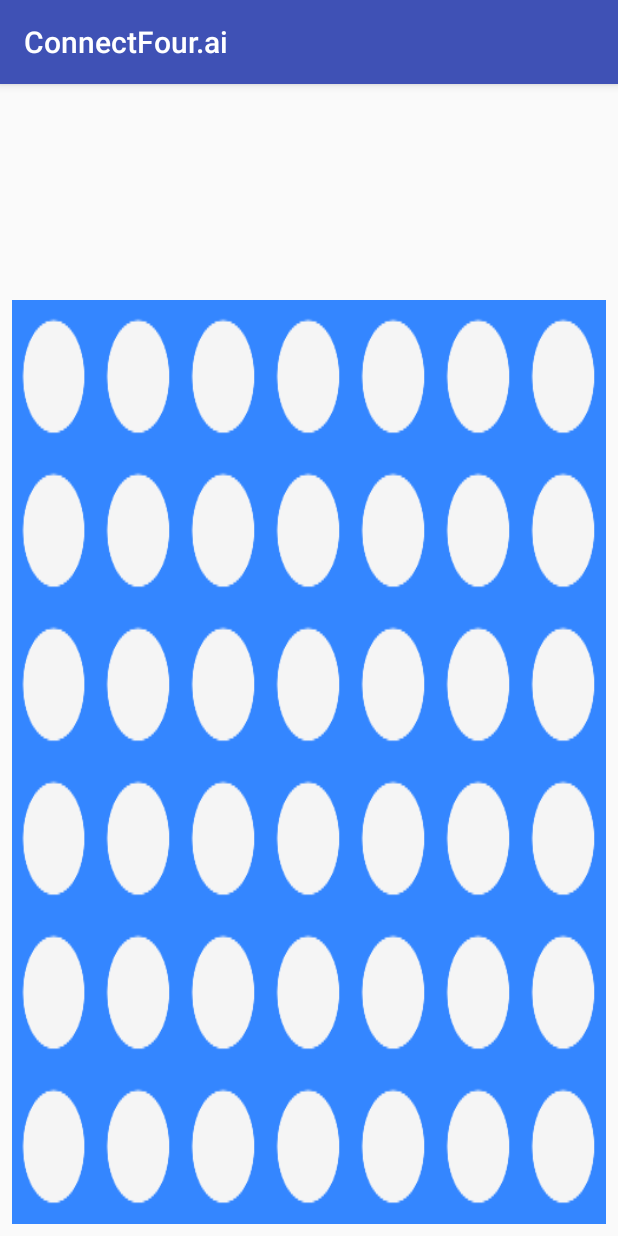
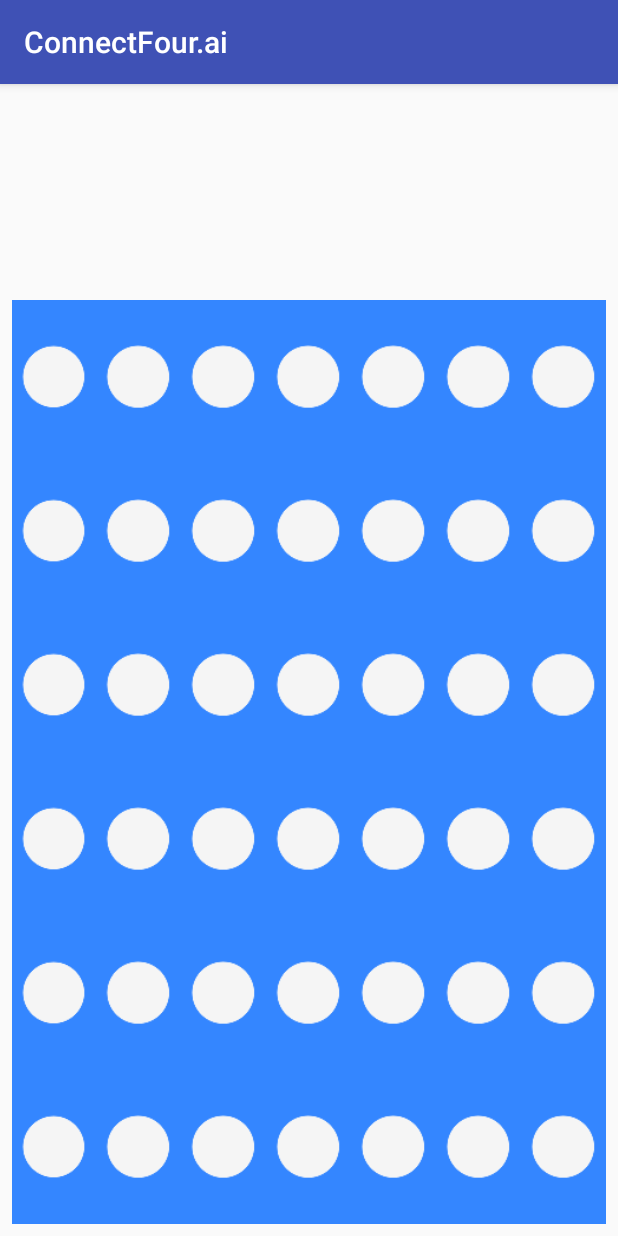
Before and after one commit to SChakravorti21/ConnectFour.ai, an Android app: the screen it shows after launch (MainActivity), on a phone screen of 412 x 824 dp. Run offline under Robolectric (Android 15) with nearby library versions, the phone set to English and light mode, and no system bars.

Commit message:
Working on gameplay

```diff
--- a/app/src/main/java/comschakravorti21/github/connectfourai/MainActivity.java
+++ b/app/src/main/java/comschakravorti21/github/connectfourai/MainActivity.java
@@ -1,30 +1,58 @@
 package comschakravorti21.github.connectfourai;
 
+import android.graphics.drawable.Drawable;
 import android.os.Debug;
 import android.support.v7.app.AppCompatActivity;
 import android.os.Bundle;
 import android.util.Log;
 import android.view.View;
 import android.widget.GridLayout;
+import android.widget.ImageButton;
 import android.widget.ImageView;
+
+import static android.R.attr.tag;
 
 public class MainActivity extends AppCompatActivity {
 
     GridLayout board;
+    ImageButton[][] buttons;
+    int[][] pieces;
 
     @Override
     protected void onCreate(Bundle savedInstanceState) {
         super.onCreate(savedInstanceState);
         setContentView(R.layout.activity_main);
         board = (GridLayout)findViewById(R.id.board);
+        buttons = new ImageButton[6][7];
+        pieces = new int[6][7];
 
-//        for(int i = 0; i < 6; i++) {
-//            for(int j = 0; j < 7; j++) {
-//                ImageView view = new ImageView(this);
-//                view.setBackgroundResource(R.mipmap.piece_empty);
-//                board.addView(view, i*6 + j);
-//                Log.d("This", "On " + (i*6 + j));
-//            }
-//        }
+        View.OnClickListener buttonClickListener = new View.OnClickListener() {
+            @Override
+            public void onClick(View view) {
+                ImageButton button = (ImageButton)view;
+                int col = Character.digit( ((String)button.getTag() ).charAt(1), 10) - 1;
+
+                //Start from bottom when searching where to insert piece
+                for(int i = buttons.length - 1; i >= 0; i--) {
+                    //Place the piece if its empty
+                    if(pieces[i][col] == 0) {
+                        pieces[i][col] = 1;
+                        buttons[i][col].setImageResource(R.mipmap.piece_yellow);
+                        break;
+                    }
+                }
+            }
+        };
+
+        for(int i = 0; i < board.getChildCount(); i++) {
+            ImageButton button = (ImageButton)board.getChildAt(i);
+            button.setImageResource(R.mipmap.piece_empty);
+            button.setOnClickListener(buttonClickListener);
+            String tag = (String)button.getTag();
+            int row = Character.digit(tag.charAt(0), 10);
+            int col = Character.digit(tag.charAt(1), 10);
+            buttons[row-1][col-1] = button;
+        }
+
     }
 }
--- a/app/src/main/res/layout/activity_main.xml
+++ b/app/src/main/res/layout/activity_main.xml
@@ -34,423 +34,381 @@
 
         <ImageButton
             android:background="@android:color/transparent"
-            android:foreground="@mipmap/piece_empty"
             android:tag="11"
             android:layout_height="wrap_content"
             android:layout_width="wrap_content"
             android:layout_columnWeight="1"
             android:layout_rowWeight="1"
-            android:scaleType="centerCrop"/>
+            android:scaleType="fitCenter"/>
 
         <ImageButton
             android:background="@android:color/transparent"
-            android:foreground="@mipmap/piece_empty"
             android:tag="12"
             android:layout_height="wrap_content"
             android:layout_width="wrap_content"
             android:layout_columnWeight="1"
             android:layout_rowWeight="1"
-            android:scaleType="centerCrop"/>
+            android:scaleType="fitCenter"/>
 
         <ImageButton
             android:background="@android:color/transparent"
-            android:foreground="@mipmap/piece_empty"
             android:tag="13"
             android:layout_height="wrap_content"
             android:layout_width="wrap_content"
             android:layout_columnWeight="1"
             android:layout_rowWeight="1"
-            android:scaleType="centerCrop"/>
+            android:scaleType="fitCenter"/>
 
         <ImageButton
             android:background="@android:color/transparent"
-            android:foreground="@mipmap/piece_empty"
             android:tag="14"
             android:layout_height="wrap_content"
             android:layout_width="wrap_content"
             android:layout_columnWeight="1"
             android:layout_rowWeight="1"
-            android:scaleType="centerCrop"/>
+            android:scaleType="fitCenter"/>
 
         <ImageButton
             android:background="@android:color/transparent"
-            android:foreground="@mipmap/piece_empty"
             android:tag="15"
             android:layout_height="wrap_content"
             android:layout_width="wrap_content"
             android:layout_columnWeight="1"
             android:layout_rowWeight="1"
-            android:scaleType="centerCrop"/>
+            android:scaleType="fitCenter"/>
 
         <ImageButton
             android:background="@android:color/transparent"
-            android:foreground="@mipmap/piece_empty"
             android:tag="16"
             android:layout_height="wrap_content"
             android:layout_width="wrap_content"
             android:layout_columnWeight="1"
             android:layout_rowWeight="1"
-            android:scaleType="centerCrop"/>
+            android:scaleType="fitCenter"/>
 
         <ImageButton
             android:background="@android:color/transparent"
-            android:foreground="@mipmap/piece_empty"
             android:tag="17"
             android:layout_height="wrap_content"
             android:layout_width="wrap_content"
             android:layout_columnWeight="1"
             android:layout_rowWeight="1"
-            android:scaleType="centerCrop"/>
+            android:scaleType="fitCenter"/>
 
         <ImageButton
             android:background="@android:color/transparent"
-            android:foreground="@mipmap/piece_empty"
             android:tag="21"
             android:layout_height="wrap_content"
             android:layout_width="wrap_content"
             android:layout_columnWeight="1"
             android:layout_rowWeight="1"
-            android:scaleType="centerCrop"/>
+            android:scaleType="fitCenter"/>
 
         <ImageButton
             android:background="@android:color/transparent"
-            android:foreground="@mipmap/piece_empty"
             android:tag="22"
             android:layout_height="wrap_content"
             android:layout_width="wrap_content"
             android:layout_columnWeight="1"
             android:layout_rowWeight="1"
-            android:scaleType="centerCrop"/>
+            android:scaleType="fitCenter"/>
 
         <ImageButton
             android:background="@android:color/transparent"
-            android:foreground="@mipmap/piece_empty"
             android:tag="23"
             android:layout_height="wrap_content"
             android:layout_width="wrap_content"
             android:layout_columnWeight="1"
             android:layout_rowWeight="1"
-            android:scaleType="centerCrop"/>
+            android:scaleType="fitCenter"/>
 
         <ImageButton
             android:background="@android:color/transparent"
-            android:foreground="@mipmap/piece_empty"
             android:tag="24"
             android:layout_height="wrap_content"
             android:layout_width="wrap_content"
             android:layout_columnWeight="1"
             android:layout_rowWeight="1"
-            android:scaleType="centerCrop"/>
+            android:scaleType="fitCenter"/>
 
         <ImageButton
             android:background="@android:color/transparent"
-            android:foreground="@mipmap/piece_empty"
             android:tag="25"
             android:layout_height="wrap_content"
             android:layout_width="wrap_content"
             android:layout_columnWeight="1"
             android:layout_rowWeight="1"
-            android:scaleType="centerCrop"/>
+            android:scaleType="fitCenter"/>
 
         <ImageButton
             android:background="@android:color/transparent"
-            android:foreground="@mipmap/piece_empty"
             android:tag="26"
             android:layout_height="wrap_content"
             android:layout_width="wrap_content"
             android:layout_columnWeight="1"
             android:layout_rowWeight="1"
-            android:scaleType="centerCrop"/>
+            android:scaleType="fitCenter"/>
 
         <ImageButton
             android:background="@android:color/transparent"
-            android:foreground="@mipmap/piece_empty"
             android:tag="27"
             android:layout_height="wrap_content"
             android:layout_width="wrap_content"
             android:layout_columnWeight="1"
             android:layout_rowWeight="1"
-            android:scaleType="centerCrop"/>
+            android:scaleType="fitCenter"/>
 
         <ImageButton
             android:background="@android:color/transparent"
-            android:foreground="@mipmap/piece_empty"
             android:tag="31"
             android:layout_height="wrap_content"
             android:layout_width="wrap_content"
             android:layout_columnWeight="1"
             android:layout_rowWeight="1"
-            android:scaleType="centerCrop"/>
+            android:scaleType="fitCenter"/>
 
         <ImageButton
             android:background="@android:color/transparent"
-            android:foreground="@mipmap/piece_empty"
             android:tag="32"
             android:layout_height="wrap_content"
             android:layout_width="wrap_content"
             android:layout_columnWeight="1"
             android:layout_rowWeight="1"
-            android:scaleType="centerCrop"/>
+            android:scaleType="fitCenter"/>
 
         <ImageButton
             android:background="@android:color/transparent"
-            android:foreground="@mipmap/piece_empty"
             android:tag="33"
             android:layout_height="wrap_content"
             android:layout_width="wrap_content"
             android:layout_columnWeight="1"
             android:layout_rowWeight="1"
-            android:scaleType="centerCrop"/>
+            android:scaleType="fitCenter"/>
 
         <ImageButton
             android:background="@android:color/transparent"
-            android:foreground="@mipmap/piece_empty"
             android:tag="34"
             android:layout_height="wrap_content"
             android:layout_width="wrap_content"
             android:layout_columnWeight="1"
             android:layout_rowWeight="1"
-            android:scaleType="centerCrop"/>
+            android:scaleType="fitCenter"/>
 
         <ImageButton
             android:background="@android:color/transparent"
-            android:foreground="@mipmap/piece_empty"
             android:tag="35"
             android:layout_height="wrap_content"
             android:layout_width="wrap_content"
             android:layout_columnWeight="1"
             android:layout_rowWeight="1"
-            android:scaleType="centerCrop"/>
+            android:scaleType="fitCenter"/>
 
         <ImageButton
             android:background="@android:color/transparent"
-            android:foreground="@mipmap/piece_empty"
             android:tag="36"
             android:layout_height="wrap_content"
             android:layout_width="wrap_content"
             android:layout_columnWeight="1"
             android:layout_rowWeight="1"
-            android:scaleType="centerCrop"/>
+            android:scaleType="fitCenter"/>
 
         <ImageButton
             android:background="@android:color/transparent"
-            android:foreground="@mipmap/piece_empty"
             android:tag="37"
             android:layout_height="wrap_content"
             android:layout_width="wrap_content"
             android:layout_columnWeight="1"
             android:layout_rowWeight="1"
-            android:scaleType="centerCrop"/>
+            android:scaleType="fitCenter"/>
 
         <ImageButton
             android:background="@android:color/transparent"
-            android:foreground="@mipmap/piece_empty"
             android:tag="41"
             android:layout_height="wrap_content"
             android:layout_width="wrap_content"
             android:layout_columnWeight="1"
             android:layout_rowWeight="1"
-            android:scaleType="centerCrop"/>
+            android:scaleType="fitCenter"/>
 
         <ImageButton
             android:background="@android:color/transparent"
-            android:foreground="@mipmap/piece_empty"
             android:tag="42"
             android:layout_height="wrap_content"
             android:layout_width="wrap_content"
             android:layout_columnWeight="1"
             android:layout_rowWeight="1"
-            android:scaleType="centerCrop"/>
+            android:scaleType="fitCenter"/>
 
         <ImageButton
             android:background="@android:color/transparent"
-            android:foreground="@mipmap/piece_empty"
             android:tag="43"
             android:layout_height="wrap_content"
             android:layout_width="wrap_content"
             android:layout_columnWeight="1"
             android:layout_rowWeight="1"
-            android:scaleType="centerCrop"/>
+            android:scaleType="fitCenter"/>
 
         <ImageButton
             android:background="@android:color/transparent"
-            android:foreground="@mipmap/piece_empty"
             android:tag="44"
             android:layout_height="wrap_content"
             android:layout_width="wrap_content"
             android:layout_columnWeight="1"
             android:layout_rowWeight="1"
-            android:scaleType="centerCrop"/>
+            android:scaleType="fitCenter"/>
 
         <ImageButton
             android:background="@android:color/transparent"
-            android:foreground="@mipmap/piece_empty"
             android:tag="45"
             android:layout_height="wrap_content"
             android:layout_width="wrap_content"
             android:layout_columnWeight="1"
             android:layout_rowWeight="1"
-            android:scaleType="centerCrop"/>
+            android:scaleType="fitCenter"/>
 
         <ImageButton
             android:background="@android:color/transparent"
-            android:foreground="@mipmap/piece_empty"
             android:tag="46"
             android:layout_height="wrap_content"
             android:layout_width="wrap_content"
             android:layout_columnWeight="1"
             android:layout_rowWeight="1"
-            android:scaleType="centerCrop"/>
+            android:scaleType="fitCenter"/>
 
         <ImageButton
             android:background="@android:color/transparent"
-            android:foreground="@mipmap/piece_empty"
             android:tag="47"
             android:layout_height="wrap_content"
             android:layout_width="wrap_content"
             android:layout_columnWeight="1"
             android:layout_rowWeight="1"
-            android:scaleType="centerCrop"/>
+            android:scaleType="fitCenter"/>
 
         <ImageButton
             android:background="@android:color/transparent"
-            android:foreground="@mipmap/piece_empty"
             android:tag="51"
             android:layout_height="wrap_content"
             android:layout_width="wrap_content"
             android:layout_columnWeight="1"
             android:layout_rowWeight="1"
-            android:scaleType="centerCrop"/>
+            android:scaleType="fitCenter"/>
 
         <ImageButton
             android:background="@android:color/transparent"
-            android:foreground="@mipmap/piece_empty"
             android:tag="52"
             android:layout_height="wrap_content"
             android:layout_width="wrap_content"
             android:layout_columnWeight="1"
             android:layout_rowWeight="1"
-            android:scaleType="centerCrop"/>
+            android:scaleType="fitCenter"/>
 
         <ImageButton
             android:background="@android:color/transparent"
-            android:foreground="@mipmap/piece_empty"
             android:tag="53"
             android:layout_height="wrap_content"
             android:layout_width="wrap_content"
             android:layout_columnWeight="1"
             android:layout_rowWeight="1"
-            android:scaleType="centerCrop"/>
+            android:scaleType="fitCenter"/>
 
         <ImageButton
             android:background="@android:color/transparent"
-            android:foreground="@mipmap/piece_empty"
             android:tag="54"
             android:layout_height="wrap_content"
             android:layout_width="wrap_content"
             android:layout_columnWeight="1"
             android:layout_rowWeight="1"
-            android:scaleType="centerCrop"/>
+            android:scaleType="fitCenter"/>
 
         <ImageButton
             android:background="@android:color/transparent"
-            android:foreground="@mipmap/piece_empty"
             android:tag="55"
             android:layout_height="wrap_content"
             android:layout_width="wrap_content"
             android:layout_columnWeight="1"
             android:layout_rowWeight="1"
-            android:scaleType="centerCrop"/>
+            android:scaleType="fitCenter"/>
 
         <ImageButton
             android:background="@android:color/transparent"
-            android:foreground="@mipmap/piece_empty"
             android:tag="56"
             android:layout_height="wrap_content"
             android:layout_width="wrap_content"
             android:layout_columnWeight="1"
             android:layout_rowWeight="1"
-            android:scaleType="centerCrop"/>
+            android:scaleType="fitCenter"/>
 
         <ImageButton
             android:background="@android:color/transparent"
-            android:foreground="@mipmap/piece_empty"
             android:tag="57"
             android:layout_height="wrap_content"
             android:layout_width="wrap_content"
             android:layout_columnWeight="1"
             android:layout_rowWeight="1"
-            android:scaleType="centerCrop"/>
+            android:scaleType="fitCenter"/>
 
         <ImageButton
             android:background="@android:color/transparent"
-            android:foreground="@mipmap/piece_empty"
             android:tag="61"
             android:layout_height="wrap_content"
             android:layout_width="wrap_content"
             android:layout_columnWeight="1"
             android:layout_rowWeight="1"
-            android:scaleType="centerCrop"/>
+            android:scaleType="fitCenter"/>
 
         <ImageButton
             android:background="@android:color/transparent"
-            android:foreground="@mipmap/piece_empty"
             android:tag="62"
             android:layout_height="wrap_content"
             android:layout_width="wrap_content"
             android:layout_columnWeight="1"
             android:layout_rowWeight="1"
-            android:scaleType="centerCrop"/>
+            android:scaleType="fitCenter"/>
 
         <ImageButton
             android:background="@android:color/transparent"
-            android:foreground="@mipmap/piece_empty"
             android:tag="63"
             android:layout_height="wrap_content"
             android:layout_width="wrap_content"
             android:layout_columnWeight="1"
             android:layout_rowWeight="1"
-            android:scaleType="centerCrop"/>
+            android:scaleType="fitCenter"/>
 
         <ImageButton
             android:background="@android:color/transparent"
-            android:foreground="@mipmap/piece_empty"
             android:tag="64"
             android:layout_height="wrap_content"
             android:layout_width="wrap_content"
             android:layout_columnWeight="1"
             android:layout_rowWeight="1"
-            android:scaleType="centerCrop"/>
+            android:scaleType="fitCenter"/>
 
         <ImageButton
             android:background="@android:color/transparent"
-            android:foreground="@mipmap/piece_empty"
             android:tag="65"
             android:layout_height="wrap_content"
             android:layout_width="wrap_content"
             android:layout_columnWeight="1"
             android:layout_rowWeight="1"
-            android:scaleType="centerCrop"/>
+            android:scaleType="fitCenter"/>
 
         <ImageButton
             android:background="@android:color/transparent"
-            android:foreground="@mipmap/piece_empty"
             android:tag="66"
             android:layout_height="wrap_content"
             android:layout_width="wrap_content"
             android:layout_columnWeight="1"
             android:layout_rowWeight="1"
-            android:scaleType="centerCrop"/>
+            android:scaleType="fitCenter"/>
 
         <ImageButton
             android:background="@android:color/transparent"
-            android:foreground="@mipmap/piece_empty"
             android:tag="67"
             android:layout_height="wrap_content"
             android:layout_width="wrap_content"
             android:layout_columnWeight="1"
             android:layout_rowWeight="1"
-            android:scaleType="centerCrop"/>
+            android:scaleType="fitCenter"/>
 
     </GridLayout>
 
```
